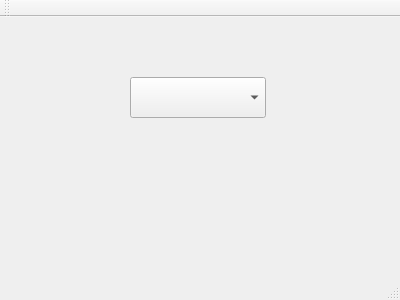
The window that Client/mainwindow.ui (ljmc2000/VirtualConcertHall) describes before a commit, drawn with Qt 5.
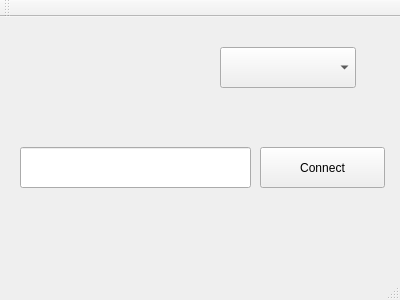
The same window after the commit.

Commit message: added a gui piece to change the server address

The edit to the form file:
```diff
--- a/Client/mainwindow.ui
+++ b/Client/mainwindow.ui
@@ -17,13 +17,36 @@
    <widget class="QComboBox" name="comboBox">
     <property name="geometry">
      <rect>
-      <x>130</x>
-      <y>60</y>
+      <x>220</x>
+      <y>30</y>
       <width>136</width>
       <height>41</height>
      </rect>
     </property>
    </widget>
+   <widget class="QLineEdit" name="serverIPBox">
+    <property name="geometry">
+     <rect>
+      <x>20</x>
+      <y>130</y>
+      <width>231</width>
+      <height>41</height>
+     </rect>
+    </property>
+   </widget>
+   <widget class="QPushButton" name="connectButton">
+    <property name="geometry">
+     <rect>
+      <x>260</x>
+      <y>130</y>
+      <width>125</width>
+      <height>41</height>
+     </rect>
+    </property>
+    <property name="text">
+     <string>Connect</string>
+    </property>
+   </widget>
   </widget>
   <widget class="QMenuBar" name="menuBar">
    <property name="geometry">
```
The commit also changes 4 other files.
